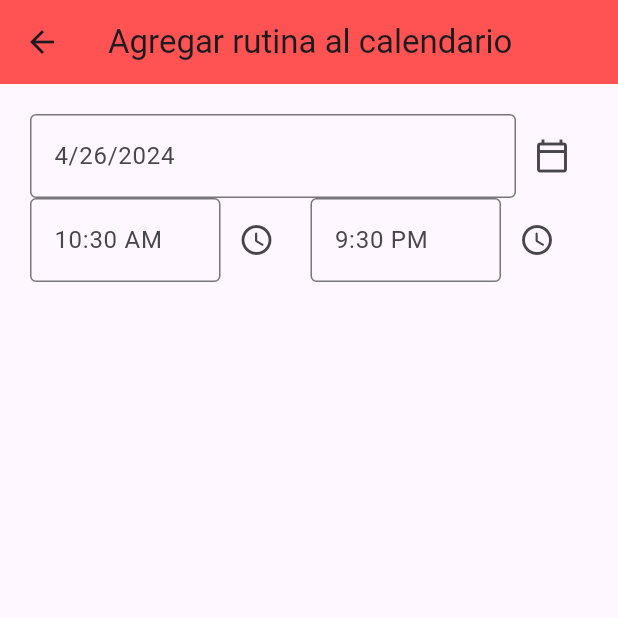
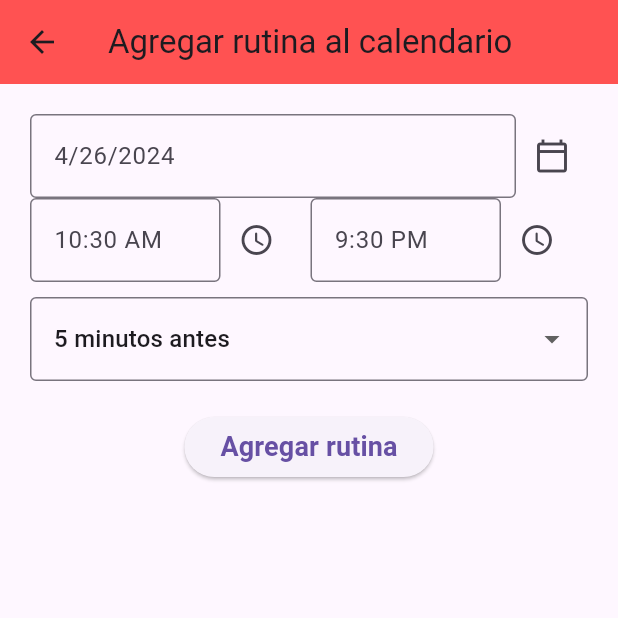
Before and after one commit to WilmerH1506/LiftApp, a Flutter app: the AddRuntineCalendar screen opened directly, on a phone screen of 412 x 824 dp, the top half of it. Run offline on Flutter 3.47's test engine with Material 3 defaults, Android fonts, the phone set to English and light mode, and no system bars; our stand-ins replace cloud_firestore, date_picker_timeline, firebase_core, google_fonts; accounts and stored records are empty.

Commit message:
Implementacion del calendar 2.1

```diff
--- a/lift_app/lib/Pantallas/addrutinascalendar_page.dart
+++ b/lift_app/lib/Pantallas/addrutinascalendar_page.dart
@@ -1,8 +1,9 @@
-import 'dart:math';
-
 import 'package:flutter/material.dart';
+import 'package:flutter/widgets.dart';
 import 'package:intl/intl.dart';
+import 'package:lift_app/Temas/temas.dart';
 import 'package:lift_app/Widgets/custom_add.dart';
+import 'package:lift_app/Widgets/mybutton.dart';
 
 class AddRuntineCalendar extends StatefulWidget {
   const AddRuntineCalendar({super.key});
@@ -15,6 +16,9 @@ class _AddRuntineCalendarState extends State<AddRuntineCalendar> {
   DateTime selectedDate = DateTime.now();
   String endTime = "9:30 PM";
   String startTime = DateFormat("hh:mm a").format(DateTime.now()).toString();
+  int selectedRemind = 5;
+  List<int> remindList = [5, 10, 15, 20, 25, 30];
+
   @override
   Widget build(BuildContext context) {
     return Scaffold(
@@ -69,11 +73,41 @@ class _AddRuntineCalendarState extends State<AddRuntineCalendar> {
                   ),
                 ],
               ),
+              const SizedBox(
+                height: 10,
+              ),
+              DropdownButtonFormField<int>(
+                value: selectedRemind,
+                items: remindList
+                    .map((e) => DropdownMenuItem(
+                          child: Text("$e minutos antes"),
+                          value: e,
+                        ))
+                    .toList(),
+                onChanged: (value) {
+                  if (value != null) {
+                    setState(() {
+                      selectedRemind = value;
+                    });
+                  }
+                },
+                decoration: const InputDecoration(
+                  border: OutlineInputBorder(),
+                ),
+              ),
+              const SizedBox(
+                height: 20,
+              ),
+              ElevatedButton(
+                onPressed: () {},
+                child: const Text("Agregar rutina",
+                  style: TextStyle(fontSize: 18, fontWeight: FontWeight.bold),
+                ),
+              )
             ],
           ),
         ),
       ),
-
     );
   }
 
@@ -93,31 +127,27 @@ class _AddRuntineCalendarState extends State<AddRuntineCalendar> {
     }
   }
 
-      void showPickerStart(){
-        showTimePicker(
-          context: context,
-          initialTime: TimeOfDay.now()
-        ).then((value) {
-          if(value != null){
+  void showPickerStart() {
+    showTimePicker(context: context, initialTime: TimeOfDay.now())
+        .then((value) {
+      if (value != null) {
         final now = DateTime.now();
-            var selectedTime = DateTime(now.year, now.month, now.day, value.hour, value.minute);
+        var selectedTime =
+            DateTime(now.year, now.month, now.day, value.hour, value.minute);
 
-              if( selectedDate != DateTime.now()){
+        if (selectedDate != DateTime.now()) {
           setState(() {
             startTime = DateFormat("hh:mm a").format(selectedTime).toString();
           });
-              }
-              else if(selectedTime.isAfter(DateTime.now())){
+        } else if (selectedTime.isAfter(DateTime.now())) {
           setState(() {
             startTime = DateFormat("hh:mm a").format(selectedTime).toString();
           });
-            }else{
-              ScaffoldMessenger.of(context).showSnackBar(
-                const SnackBar(
+        } else {
+          ScaffoldMessenger.of(context).showSnackBar(const SnackBar(
             content: Text("Selecciona una hora válida"),
             backgroundColor: Colors.redAccent,
-                )
-              );
+          ));
         }
       }
     });
@@ -130,7 +160,8 @@ class _AddRuntineCalendarState extends State<AddRuntineCalendar> {
     ).then((value) {
       if (value != null) {
         final now = DateTime.now();
-        var selectedTime = DateTime(now.year, now.month, now.day, value.hour, value.minute);
+        var selectedTime =
+            DateTime(now.year, now.month, now.day, value.hour, value.minute);
 
         if (selectedDate != DateTime.now()) {
           setState(() {
@@ -151,5 +182,4 @@ class _AddRuntineCalendarState extends State<AddRuntineCalendar> {
       }
     });
   }
-
 }
```
Lines whose indentation alone changed are shown as unchanged.
